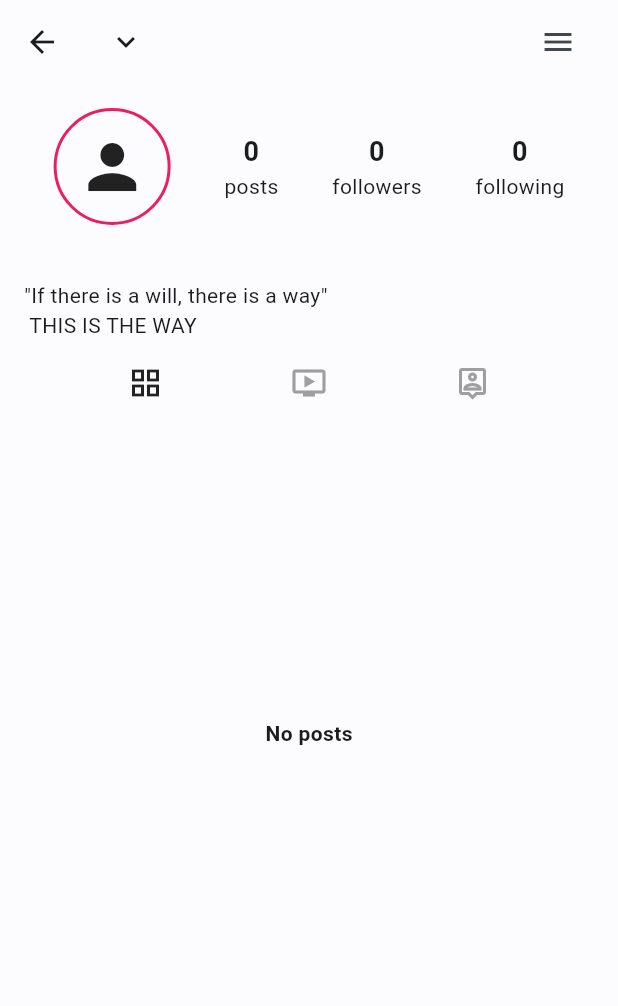
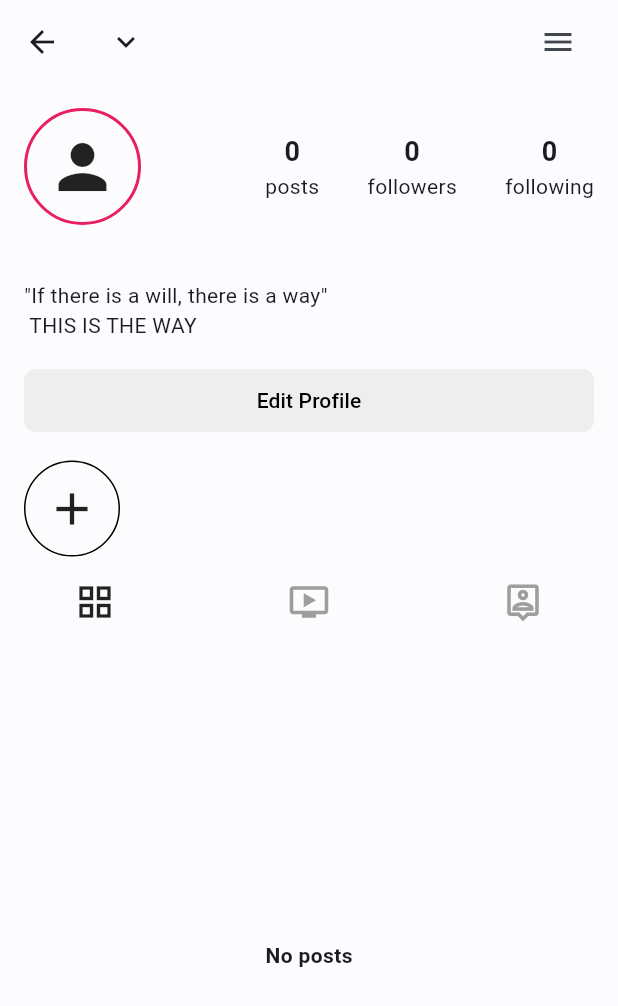
Before and after one commit to wikosac/story-app-flutter, a Flutter app: the ProfilePage screen opened directly, on a phone screen of 412 x 824 dp. Shown: the top 1006 px of the screen. Run offline on Flutter 3.47's test engine with Material 3 defaults, Android fonts, the phone set to English and light mode, and no system bars; drawn by our look-alikes of pull_to_refresh; our stand-ins replace flutter_svg, geocoding, go_router, google_maps_flutter, image_picker, location and 1 more; accounts and stored records are empty; generated files the repository leaves out were written again; network calls fail; project files that could hold a hidden picture were left out.

```diff
--- a/lib/data/provider/auth_provider.dart
+++ b/lib/data/provider/auth_provider.dart
@@ -36,7 +36,6 @@ class AuthProvider extends ChangeNotifier {
       _setState(ResponseState.done);
     } catch (e) {
       _setState(ResponseState.error);
-      print('Credential error: $e');
     }
   }
 
--- a/lib/ui/profile_page.dart
+++ b/lib/ui/profile_page.dart
@@ -1,13 +1,11 @@
 import 'package:flutter/material.dart';
 import 'package:provider/provider.dart';
-import 'package:pull_to_refresh/pull_to_refresh.dart';
 import 'package:story_app/common/common.dart';
 import 'package:story_app/data/model/stories_response.dart';
 import 'package:story_app/data/provider/auth_provider.dart';
 import 'package:story_app/data/provider/story_provider.dart';
 import 'package:story_app/route/router.dart';
 import 'package:story_app/utils/response_state.dart';
-import 'package:story_app/utils/utils.dart';
 import 'package:story_app/utils/widgets.dart';
 
 class ProfilePage extends StatefulWidget {
@@ -18,14 +16,8 @@ class ProfilePage extends StatefulWidget {
 }
 
 class _ProfilePageState extends State<ProfilePage> {
-  final RefreshController _refreshController =
-      RefreshController(initialRefresh: false);
-
-  void _onRefresh() async {
-    StoryProvider sp = Provider.of(context, listen: false);
-    AuthProvider ap = Provider.of(context, listen: false);
-    sp.getAllStories(ap.token!);
-    _refreshController.refreshCompleted();
+  Future _onRefresh() async {
+    context.read<StoryProvider>().refresh();
   }
 
   @override
@@ -70,35 +62,42 @@ class _ProfilePageState extends State<ProfilePage> {
   Widget _buildContent(AuthProvider auth) {
     return Consumer<StoryProvider>(
       builder: (context, story, _) {
-        List<Story>? listData = story.listStory;
-        List<Story> sortedList = [];
-        if (listData != null) {
-          for (var item in listData) {
-            if (item.name == auth.name) sortedList.add(item);
+        List<Story>? allStory = story.listStory;
+        List<Story> myPost = [];
+        if (allStory != null) {
+          for (var item in allStory) {
+            if (item.name == auth.name) myPost.add(item);
           }
         }
-        return SmartRefresher(
-          controller: _refreshController,
-          onRefresh: () => _onRefresh(),
+        return RefreshIndicator(
+          onRefresh: _onRefresh,
+          child: SingleChildScrollView(
+            child: Padding(
+              padding: const EdgeInsets.symmetric(vertical: 16.0),
               child: Column(
                 children: [
                   Padding(
-                padding: const EdgeInsets.symmetric(vertical: 16.0),
-                child: Column(
+                    padding: const EdgeInsets.symmetric(horizontal: 16.0),
+                    child: Row(
+                      mainAxisAlignment: MainAxisAlignment.spaceBetween,
                       children: [
+                        profilePicture(78, 78, 48),
                         Row(
                           mainAxisAlignment: MainAxisAlignment.spaceEvenly,
                           children: [
-                        profilePicture(78, 78, 48),
                             Column(
                               children: [
                                 Text(
-                              sortedList.length.toString(),
+                                  myPost.length.toString(),
                                   style: const TextStyle(
-                                  fontWeight: FontWeight.bold, fontSize: 18),
+                                      fontWeight: FontWeight.bold,
+                                      fontSize: 18),
                                 ),
                                 Text(AppLocalizations.of(context)!.posts)
                               ],
+                            ),
+                            const SizedBox(
+                              width: 32,
                             ),
                             Column(
                               children: [
@@ -111,6 +110,9 @@ class _ProfilePageState extends State<ProfilePage> {
                                 ),
                                 Text(AppLocalizations.of(context)!.followers)
                               ],
+                            ),
+                            const SizedBox(
+                              width: 32,
                             ),
                             Column(
                               children: [
@@ -126,6 +128,9 @@ class _ProfilePageState extends State<ProfilePage> {
                             ),
                           ],
                         ),
+                      ],
+                    ),
+                  ),
                   Padding(
                     padding: const EdgeInsets.all(16),
                     child: Column(
@@ -134,8 +139,8 @@ class _ProfilePageState extends State<ProfilePage> {
                           children: [
                             Text(
                               auth.email,
-                                style: const TextStyle(
-                                    fontWeight: FontWeight.bold),
+                              style:
+                                  const TextStyle(fontWeight: FontWeight.bold),
                             ),
                           ],
                         ),
@@ -149,26 +154,64 @@ class _ProfilePageState extends State<ProfilePage> {
                       ],
                     ),
                   ),
+                  ElevatedButton(
+                    onPressed: () {},
+                    style: ElevatedButton.styleFrom(
+                      elevation: 0,
+                      minimumSize:
+                          Size(MediaQuery.of(context).size.width - 32, 42),
+                      backgroundColor: Colors.grey[200],
+                      foregroundColor: Colors.black,
+                      shape: RoundedRectangleBorder(
+                        borderRadius: BorderRadius.circular(8),
+                      ),
+                    ),
+                    child: Text('Edit Profile'),
+                  ),
+                  Padding(
+                    padding: const EdgeInsets.all(16.0),
+                    child: Row(
+                      children: [
+                        Container(
+                          width: 64,
+                          height: 64,
+                          decoration: BoxDecoration(
+                            shape: BoxShape.circle,
+                            border: Border.all(
+                              color: Colors.black,
+                              width: 1.0,
+                            ),
+                          ),
+                          child: const ClipOval(
+                            child: Icon(Icons.add, size: 36),
+                          ),
+                        ),
+                      ],
+                    ),
+                  ),
                   const Row(
                     mainAxisAlignment: MainAxisAlignment.spaceEvenly,
                     children: [
-                        Icon(Icons.grid_view_outlined, size: 24),
+                      Icon(
+                        Icons.grid_view_outlined,
+                        size: 28,
+                      ),
+                      SizedBox(width: 16),
                       Icon(
                         Icons.ondemand_video,
-                          size: 24,
+                        size: 28,
                         color: Colors.grey,
                       ),
+                      SizedBox(width: 16),
                       Icon(
                         Icons.person_pin_outlined,
-                          size: 24,
+                        size: 28,
                         color: Colors.grey,
                       ),
                     ],
                   ),
-                    const SizedBox(
-                      height: 16,
-                    ),
-                    sortedList.isEmpty
+                  const SizedBox(height: 16),
+                  myPost.isEmpty
                       ? SizedBox(
                           height: MediaQuery.of(context).size.width,
                           width: MediaQuery.of(context).size.width,
@@ -181,11 +224,10 @@ class _ProfilePageState extends State<ProfilePage> {
                             ),
                           ),
                         )
-                        : _buildGridView(sortedList),
+                      : _buildGridView(myPost),
                 ],
               ),
             ),
-            ],
           ),
         );
       },
@@ -200,6 +242,7 @@ class _ProfilePageState extends State<ProfilePage> {
         crossAxisSpacing: 4.0,
         mainAxisSpacing: 4.0,
       ),
+      physics: const NeverScrollableScrollPhysics(),
       itemBuilder: (BuildContext context, int index) {
         return GestureDetector(
           onTap: () => context.goNamed(
@@ -230,42 +273,6 @@ class _ProfilePageState extends State<ProfilePage> {
         );
       },
       shrinkWrap: true,
-    );
-  }
-
-  Future<void> _showLogoutConfirmationDialog(BuildContext context) async {
-    return showDialog(
-      context: context,
-      builder: (BuildContext context) {
-        return AlertDialog(
-          title: Text(AppLocalizations.of(context)!.logout),
-          content: Text(AppLocalizations.of(context)!.logoutDescription),
-          actions: <Widget>[
-            TextButton(
-              onPressed: () => context.goNamed(Routes.navigation),
-              child: Text(AppLocalizations.of(context)!.cancel),
-            ),
-            Consumer<AuthProvider>(
-              builder: (context, auth, _) {
-                return TextButton(
-                  onPressed: () {
-                    auth.deleteCredential();
-                    context.goNamed(Routes.login);
-                    showSnackBar(
-                        context, AppLocalizations.of(context)!.loggedOut);
-                  },
-                  child: Text(
-                    AppLocalizations.of(context)!.logout,
-                    style: const TextStyle(
-                      color: Colors.red,
-                    ),
-                  ),
-                );
-              },
-            ),
-          ],
-        );
-      },
     );
   }
 
@@ -306,5 +313,4 @@ class _ProfilePageState extends State<ProfilePage> {
       },
     );
   }
-
 }
--- a/lib/ui/upload_page.dart
+++ b/lib/ui/upload_page.dart
@@ -100,7 +100,7 @@ class _UploadPageState extends State<UploadPage> {
       );
       if (context.mounted) showSnackBar(context, response.message);
       if (response.error == false && context.mounted) {
-        provider.getAllStories(auth.token!);
+        provider.getAllStories();
         context.goNamed(Routes.navigation);
       }
     } else {
```
Also changed, not shown: lib/data/api/api_service.dart (+16 -2 lines), lib/data/provider/story_provider.dart (+37 -8 lines), lib/main.dart (+8 -4 lines), lib/ui/detail_page.dart (+16 -11 lines), lib/ui/home_page.dart (+40 -16 lines). Lines whose indentation alone changed are shown as unchanged.
